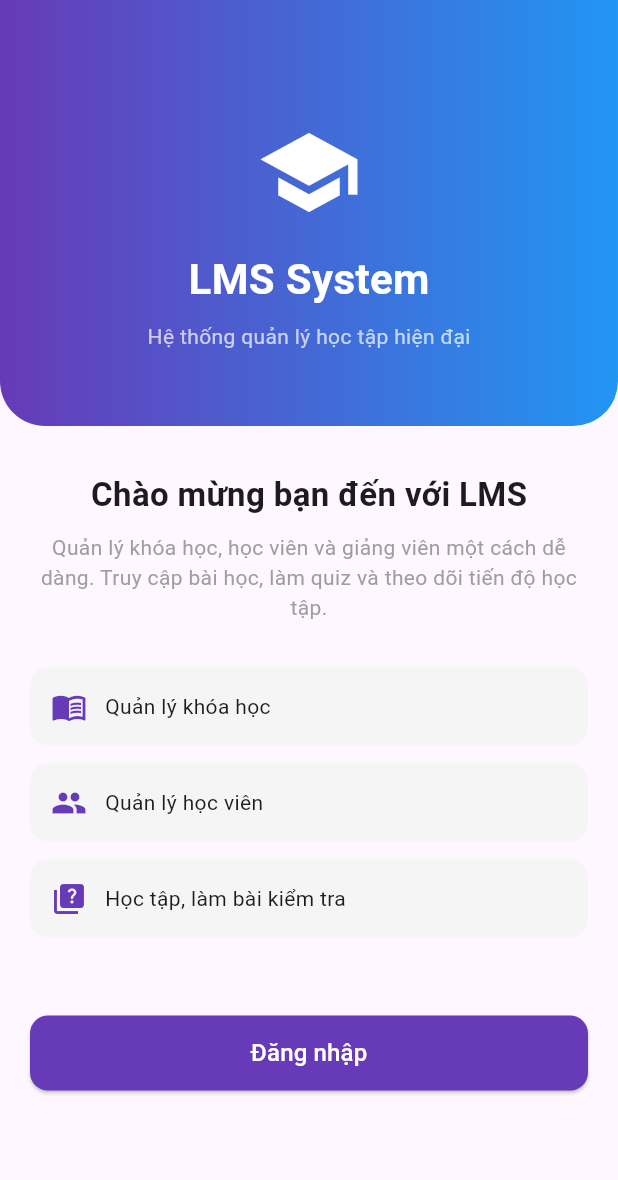
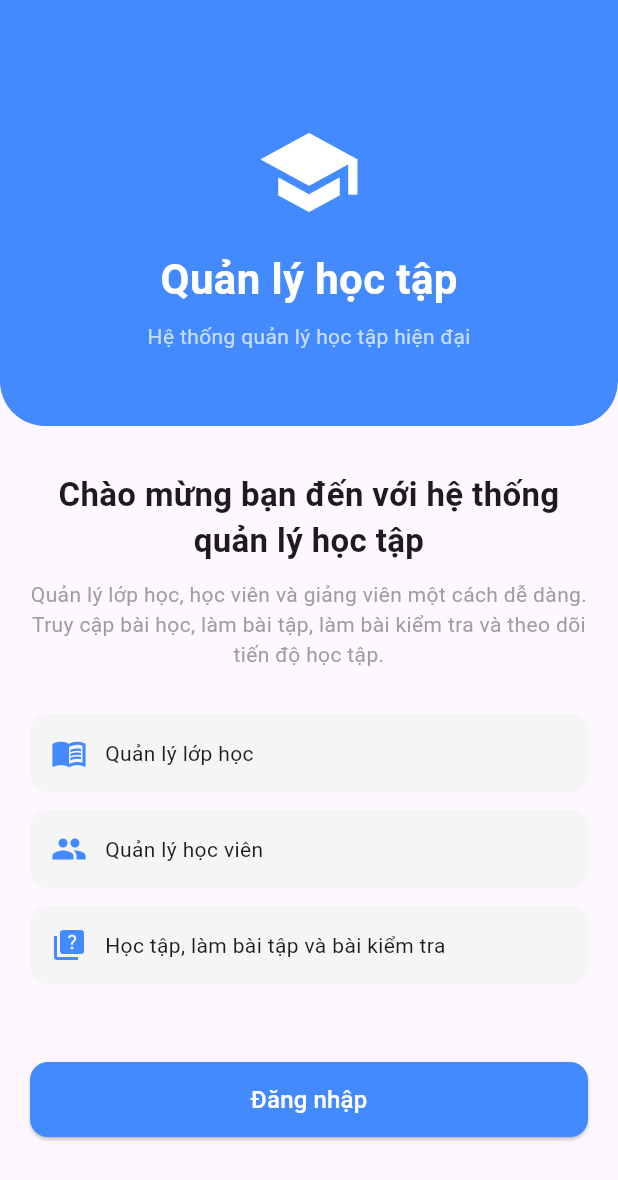
Before and after one commit to taigaxda/lms_lvtn, a Flutter app: the screen it shows after launch, on a phone screen of 412 x 824 dp. Shown: the top 1180 px of the screen. Run offline on Flutter 3.47's test engine with Material 3 defaults, Android fonts, the phone set to English and light mode, and no system bars; our stand-ins replace chewie, file_picker, firebase_messaging, fl_chart, open_filex, share_plus and 3 more; missing offline and left inert: excel, onesignal_flutter, universal_html; accounts and stored records are empty.

Commit message:
Điều chỉnh giao diênnj

```diff
--- a/frontend/lib/admin/classroom/addClassScreen.dart
+++ b/frontend/lib/admin/classroom/addClassScreen.dart
@@ -141,7 +141,7 @@ class _AddClassScreenState extends State<AddClassScreen> {
           children: [
             TextField(
               controller: tenController,
-              decoration: const InputDecoration(labelText: 'Tên khóa học'),
+              decoration: const InputDecoration(labelText: 'Tên lớp học'),
             ),
             TextField(
               controller: moTaController,
--- a/frontend/lib/api.dart
+++ b/frontend/lib/api.dart
@@ -1,4 +1,4 @@
 class ApiConfig {
-    static const String baseUrl = "http://192.168.1.13:5000";
-  //  static const String baseUrl = "https://lms-lvtn.onrender.com";
+    // static const String baseUrl = "http://192.168.1.13:5000";
+   static const String baseUrl = "https://lms-lvtn.onrender.com";
 }
--- a/frontend/lib/giangvien/lophoc/addClassGVScreen.dart
+++ b/frontend/lib/giangvien/lophoc/addClassGVScreen.dart
@@ -103,7 +103,7 @@ class _AddClassGVScreenState extends State<AddClassGVScreen> {
           children: [
             TextField(
               controller: tenController,
-              decoration: const InputDecoration(labelText: 'Tên khóa học'),
+              decoration: const InputDecoration(labelText: 'Tên lớp học'),
             ),
             TextField(
               controller: moTaController,
--- a/frontend/lib/main.dart
+++ b/frontend/lib/main.dart
@@ -79,9 +79,7 @@ class MyHomePage extends StatelessWidget {
               width: double.infinity,
               padding: const EdgeInsets.only(top: 80, bottom: 50),
               decoration: const BoxDecoration(
-                gradient: LinearGradient(
-                  colors: [Colors.deepPurple, Colors.blue],
-                ),
+                color: Colors.blueAccent,
                 borderRadius: BorderRadius.vertical(
                   bottom: Radius.circular(30),
                 ),
@@ -91,7 +89,7 @@ class MyHomePage extends StatelessWidget {
                   Icon(Icons.school, size: 70, color: Colors.white),
                   SizedBox(height: 16),
                   Text(
-                    "LMS System",
+                    "Quản lý học tập",
                     style: TextStyle(
                       color: Colors.white,
                       fontSize: 28,
@@ -114,7 +112,8 @@ class MyHomePage extends StatelessWidget {
               child: Column(
                 children: const [
                   Text(
-                    "Chào mừng bạn đến với LMS",
+                    "Chào mừng bạn đến với hệ thống quản lý học tập",
+                    textAlign: TextAlign.center,
                     style: TextStyle(
                       fontSize: 22,
                       fontWeight: FontWeight.bold,
@@ -122,8 +121,8 @@ class MyHomePage extends StatelessWidget {
                   ),
                   SizedBox(height: 10),
                   Text(
-                    "Quản lý khóa học, học viên và giảng viên một cách dễ dàng. "
-                    "Truy cập bài học, làm quiz và theo dõi tiến độ học tập.",
+                    "Quản lý lớp học, học viên và giảng viên một cách dễ dàng. "
+                    "Truy cập bài học, làm bài tập, làm bài kiểm tra và theo dõi tiến độ học tập.",
                     textAlign: TextAlign.center,
                     style: TextStyle(color: Colors.grey),
                   ),
@@ -137,9 +136,9 @@ class MyHomePage extends StatelessWidget {
               padding: const EdgeInsets.symmetric(horizontal: 20),
               child: Column(
                 children: [
-                  _buildFeature(Icons.menu_book, "Quản lý khóa học"),
+                  _buildFeature(Icons.menu_book, "Quản lý lớp học"),
                   _buildFeature(Icons.people, "Quản lý học viên"),
-                  _buildFeature(Icons.quiz, "Học tập, làm bài kiểm tra"),
+                  _buildFeature(Icons.quiz, "Học tập, làm bài tập và bài kiểm tra"),
                 ],
               ),
             ),
@@ -153,7 +152,7 @@ class MyHomePage extends StatelessWidget {
                   ElevatedButton(
                     style: ElevatedButton.styleFrom(
                       minimumSize: const Size(double.infinity, 50),
-                      backgroundColor: Colors.deepPurple,
+                      backgroundColor: Colors.blueAccent,
                       shape: RoundedRectangleBorder(
                         borderRadius: BorderRadius.circular(12),
                       ),
@@ -189,7 +188,7 @@ class MyHomePage extends StatelessWidget {
       ),
       child: Row(
         children: [
-          Icon(icon, color: Colors.deepPurple),
+          Icon(icon, color: Colors.blueAccent),
           const SizedBox(width: 12),
           Text(text),
         ],
```
